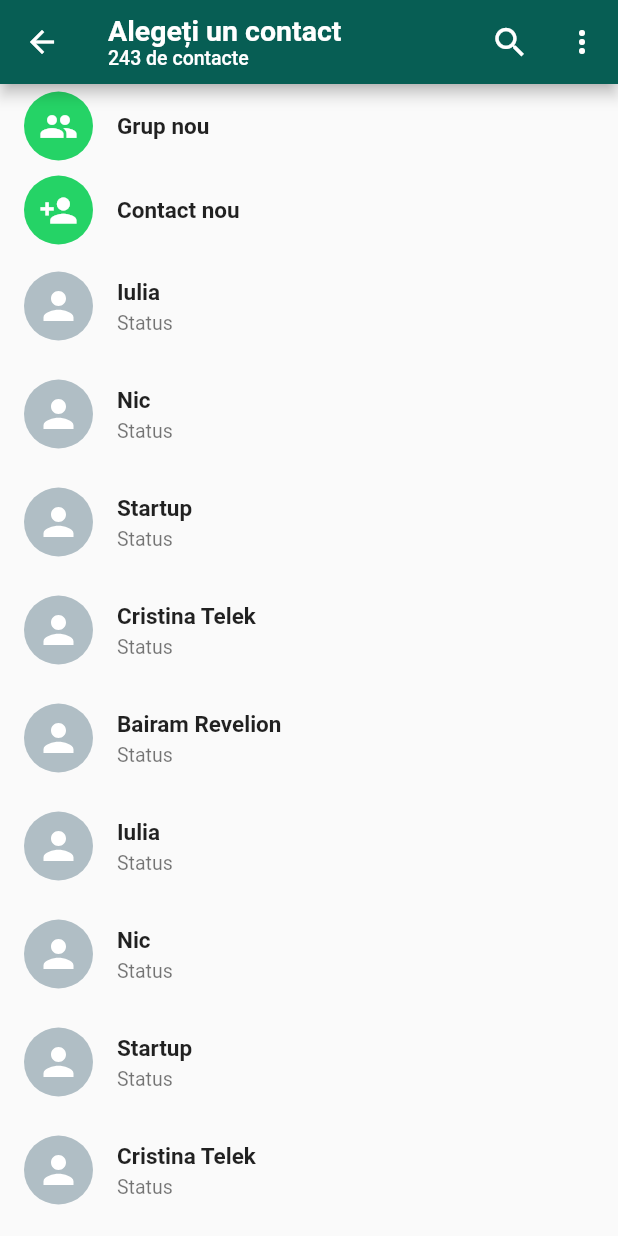
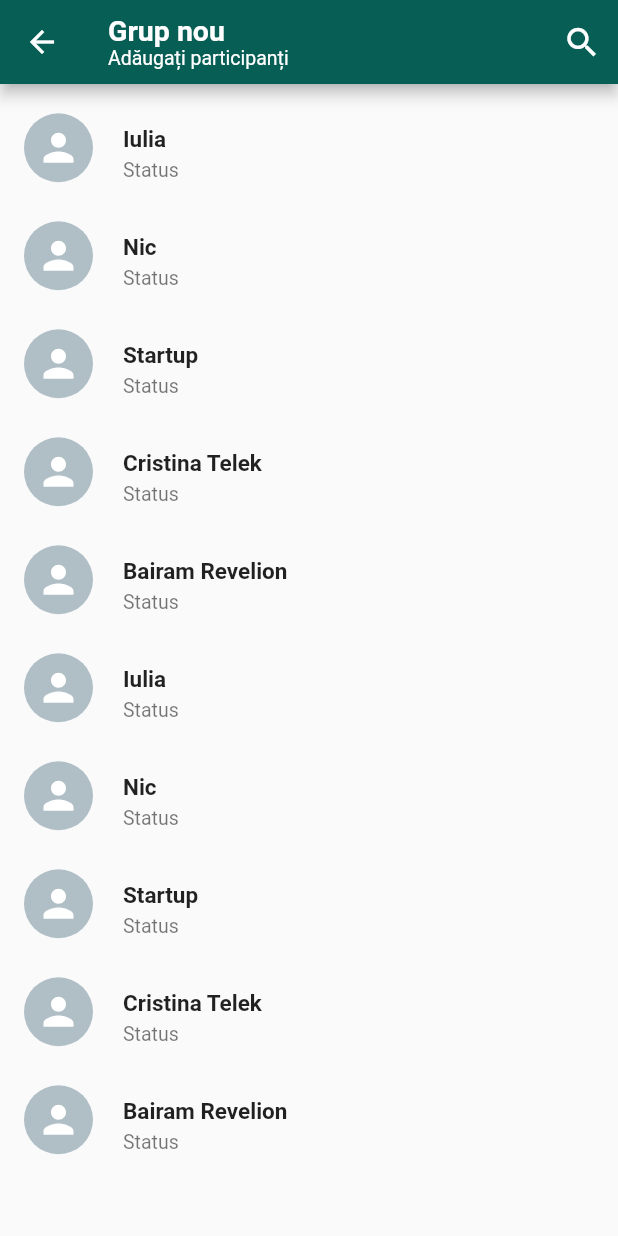
Before and after one commit to nicolae1099/Whatsapp-Clone, a Flutter app: the SelectContact screen opened directly, after a tap on "Grup nou", on a phone screen of 412 x 824 dp. Run offline on Flutter 3.47's test engine with Material 2 defaults, Android fonts, the phone set to English and light mode, and no system bars; our stand-ins replace emoji_picker_flutter, flutter_svg.

Commit message:
added option to select multiple contacts in order to create a group

```diff
--- /dev/null
+++ b/lib/CustomUi/avatar_card.dart
@@ -0,0 +1,57 @@
+import 'package:flutter/cupertino.dart';
+import 'package:flutter/material.dart';
+import 'package:flutter_svg/flutter_svg.dart';
+import 'package:whatsapp_clone/Model/chat_model.dart';
+
+class AvatarCard extends StatelessWidget {
+  const AvatarCard({Key? key, required this.contact}) : super(key: key);
+  final ChatModel contact;
+
+  @override
+  Widget build(BuildContext context) {
+    return Padding(
+      padding: const EdgeInsets.symmetric(vertical: 2, horizontal: 6),
+      child: Column(
+        mainAxisAlignment: MainAxisAlignment.end,
+        children: [
+          Stack(
+            children: [
+              CircleAvatar(
+                radius: 23,
+                child: SvgPicture.asset(
+                  "assets/person.svg",
+                  color: Colors.white,
+                  height: 30,
+                  width: 30,
+                ),
+                backgroundColor: Colors.blueGrey[200],
+              ),
+              const Positioned(
+                bottom: 0,
+                right: 0,
+                child: CircleAvatar(
+                  backgroundColor: Colors.grey,
+                  radius: 11,
+                  child: Icon(
+                    Icons.clear,
+                    color: Colors.white,
+                    size: 13,
+                  ),
+                ),
+              )
+            ],
+          ),
+          const SizedBox(
+            height: 2,
+          ),
+          Text(
+            contact.name,
+            style: const TextStyle(
+              fontSize: 12,
+            ),
+          ),
+        ],
+      ),
+    );
+  }
+}
--- a/lib/CustomUi/button_card.dart
+++ b/lib/CustomUi/button_card.dart
@@ -8,9 +8,7 @@ class ButtonCard extends StatelessWidget {
 
   @override
   Widget build(BuildContext context) {
-    return InkWell(
-      onTap: () {},
-      child: ListTile(
+    return ListTile(
       leading: CircleAvatar(
         radius: 23,
         child: Icon(
@@ -24,7 +22,6 @@ class ButtonCard extends StatelessWidget {
         name,
         style: const TextStyle(fontSize: 15, fontWeight: FontWeight.bold),
       ),
-      ),
     );
   }
 }
--- a/lib/CustomUi/contact_card.dart
+++ b/lib/CustomUi/contact_card.dart
@@ -8,10 +8,13 @@ class ContactCard extends StatelessWidget {
 
   @override
   Widget build(BuildContext context) {
-    return InkWell(
-      onTap: () {},
-      child: ListTile(
-        leading: CircleAvatar(
+    return ListTile(
+      leading: SizedBox(
+        height: 53,
+        width: 50,
+        child: Stack(
+          children: [
+            CircleAvatar(
               radius: 23,
               child: SvgPicture.asset(
                 "assets/person.svg",
@@ -20,6 +23,24 @@ class ContactCard extends StatelessWidget {
                 width: 30,
               ),
               backgroundColor: Colors.blueGrey[200],
+            ),
+            contact.select
+                ? const Positioned(
+                    bottom: 5,
+                    right: 5,
+                    child: CircleAvatar(
+                      backgroundColor: Colors.teal,
+                      radius: 11,
+                      child: Icon(
+                        Icons.check,
+                        color: Colors.white,
+                        size: 18,
+                      ),
+                    ),
+                  )
+                : Container(),
+          ],
+        ),
       ),
       title: Text(
         contact.name,
@@ -31,7 +52,6 @@ class ContactCard extends StatelessWidget {
           fontSize: 13,
         ),
       ),
-      ),
     );
   }
 }
--- a/lib/Model/chat_model.dart
+++ b/lib/Model/chat_model.dart
@@ -5,6 +5,7 @@ class ChatModel {
   String time;
   String currentMessage;
   String status;
+  bool select = false;
   ChatModel({
     required this.name,
     required this.icon,
--- /dev/null
+++ b/lib/Screens/create_group.dart
@@ -0,0 +1,197 @@
+import 'package:flutter/material.dart';
+import 'package:whatsapp_clone/CustomUi/avatar_card.dart';
+import 'package:whatsapp_clone/CustomUi/contact_card.dart';
+import 'package:whatsapp_clone/Model/chat_model.dart';
+
+class CreateGroup extends StatefulWidget {
+  const CreateGroup({Key? key}) : super(key: key);
+
+  @override
+  _CreateGroupState createState() => _CreateGroupState();
+}
+
+class _CreateGroupState extends State<CreateGroup> {
+  List<ChatModel> contacts = [
+    ChatModel(
+      name: "Iulia",
+      icon: "assets/person.svg",
+      isGroup: false,
+      time: "18:00",
+      currentMessage: "Neataaa. Bubu e cuminte",
+      status: "Status",
+    ),
+    ChatModel(
+      name: "Nic",
+      icon: "assets/person.svg",
+      isGroup: false,
+      time: "18:00",
+      currentMessage: "Neataaa. Pe bune?",
+      status: "Status",
+    ),
+    ChatModel(
+      name: "Startup",
+      icon: "assets/groups.svg",
+      isGroup: false,
+      time: "19:02",
+      currentMessage: "Neataaa. Bubu e cuminte",
+      status: "Status",
+    ),
+    ChatModel(
+      name: "Cristina Telek",
+      icon: "assets/person.svg",
+      isGroup: false,
+      time: "18:00",
+      currentMessage: "Neataaa. Bubu e cuminte",
+      status: "Status",
+    ),
+    ChatModel(
+      name: "Bairam Revelion",
+      icon: "assets/groups.svg",
+      isGroup: false,
+      time: "18:00",
+      currentMessage: "Neataaa. Bubu e cuminte",
+      status: "Status",
+    ),
+    ChatModel(
+      name: "Iulia",
+      icon: "assets/person.svg",
+      isGroup: false,
+      time: "18:00",
+      currentMessage: "Neataaa. Bubu e cuminte",
+      status: "Status",
+    ),
+    ChatModel(
+      name: "Nic",
+      icon: "assets/person.svg",
+      isGroup: false,
+      time: "18:00",
+      currentMessage: "Neataaa. Pe bune?",
+      status: "Status",
+    ),
+    ChatModel(
+      name: "Startup",
+      icon: "assets/groups.svg",
+      isGroup: false,
+      time: "19:02",
+      currentMessage: "Neataaa. Bubu e cuminte",
+      status: "Status",
+    ),
+    ChatModel(
+      name: "Cristina Telek",
+      icon: "assets/person.svg",
+      isGroup: false,
+      time: "18:00",
+      currentMessage: "Neataaa. Bubu e cuminte",
+      status: "Status",
+    ),
+    ChatModel(
+      name: "Bairam Revelion",
+      icon: "assets/groups.svg",
+      isGroup: false,
+      time: "18:00",
+      currentMessage: "Neataaa. Bubu e cuminte",
+      status: "Status",
+    ),
+  ];
+  List<ChatModel> groupmember = [];
+  @override
+  Widget build(BuildContext context) {
+    return Scaffold(
+      appBar: AppBar(
+        title: Column(
+          mainAxisAlignment: MainAxisAlignment.start,
+          crossAxisAlignment: CrossAxisAlignment.start,
+          children: const [
+            Text(
+              "Grup nou",
+              style: TextStyle(
+                fontSize: 19,
+                fontWeight: FontWeight.bold,
+              ),
+            ),
+            Text(
+              "Adăugați participanți",
+              style: TextStyle(
+                fontSize: 13,
+                fontWeight: FontWeight.normal,
+              ),
+            ),
+          ],
+        ),
+        actions: [
+          IconButton(
+            onPressed: () {},
+            icon: const Icon(
+              Icons.search,
+              size: 26,
+            ),
+          ),
+        ],
+      ),
+      body: Stack(
+        children: [
+          ListView.builder(
+            itemCount: contacts.length + 1,
+            itemBuilder: (context, index) {
+              if (index == 0) {
+                return Container(
+                  height: groupmember.isNotEmpty ? 90 : 10,
+                );
+              }
+
+              return InkWell(
+                onTap: () {
+                  if (contacts[index - 1].select == false) {
+                    setState(() {
+                      contacts[index - 1].select = true;
+                      groupmember.add(contacts[index - 1]);
+                    });
+                  } else {
+                    setState(() {
+                      contacts[index - 1].select = false;
+                      groupmember.remove(contacts[index - 1]);
+                    });
+                  }
+                },
+                child: ContactCard(contact: contacts[index - 1]),
+              );
+            },
+          ),
+          groupmember.isNotEmpty
+              ? Column(
+                  children: [
+                    Container(
+                      height: 75,
+                      color: Colors.white,
+                      child: ListView.builder(
+                          scrollDirection: Axis.horizontal,
+                          itemCount: contacts.length,
+                          itemBuilder: (context, index) {
+                            if (contacts[index].select == true) {
+                              return InkWell(
+                                onTap: () {
+                                  setState(() {
+                                    contacts[index].select = false;
+                                    groupmember.remove(contacts[index]);
+                                  });
+                                },
+                                child: AvatarCard(
+                                  contact: contacts[index],
+                                ),
+                              );
+                            } else {
+                              return Container();
+                            }
+                          }),
+                    ),
+                    const Divider(
+                      thickness: 1,
+                    ),
+                  ],
+                )
+              : Container(),
+        ],
+      ),
+    );
+  }
+}
--- a/lib/Screens/select_contact.dart
+++ b/lib/Screens/select_contact.dart
@@ -3,6 +3,7 @@ import 'package:whatsapp_clone/Constants/constants.dart';
 import 'package:whatsapp_clone/CustomUi/button_card.dart';
 import 'package:whatsapp_clone/CustomUi/contact_card.dart';
 import 'package:whatsapp_clone/Model/chat_model.dart';
+import 'package:whatsapp_clone/Screens/create_group.dart';
 
 class SelectContact extends StatefulWidget {
   const SelectContact({Key? key}) : super(key: key);
@@ -143,9 +144,15 @@ class _SelectContactState extends State<SelectContact> {
         itemCount: contacts.length + 2,
         itemBuilder: (context, index) {
           if (index == 0) {
-            return const ButtonCard(
-              icon: Icons.group,
-              name: "Grup nou",
+            return InkWell(
+              onTap: () {
+                Navigator.push(context,
+                    MaterialPageRoute(builder: (builder) => CreateGroup()));
+              },
+              child: const ButtonCard(
+                icon: Icons.group,
+                name: "Grup nou",
+              ),
             );
           } else if (index == 1) {
             return const ButtonCard(
```
Also changed, not shown: lib/Screens/create_profile.dart (deleted). Lines whose indentation alone changed are shown as unchanged.
